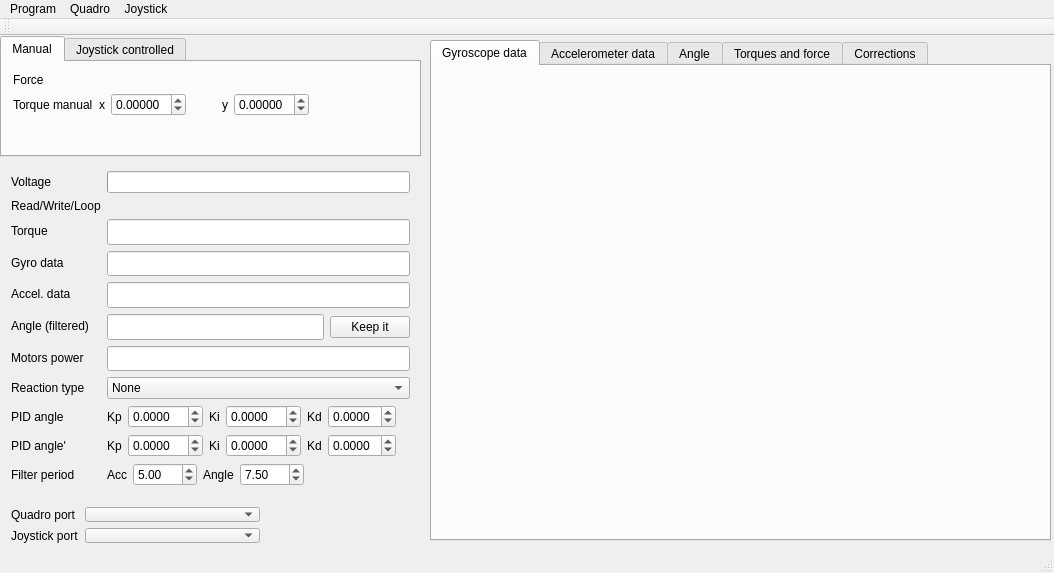
The window that control/qt/quadro.ui (it-workshop/Quadrocopter) describes before a commit, drawn with Qt 5.
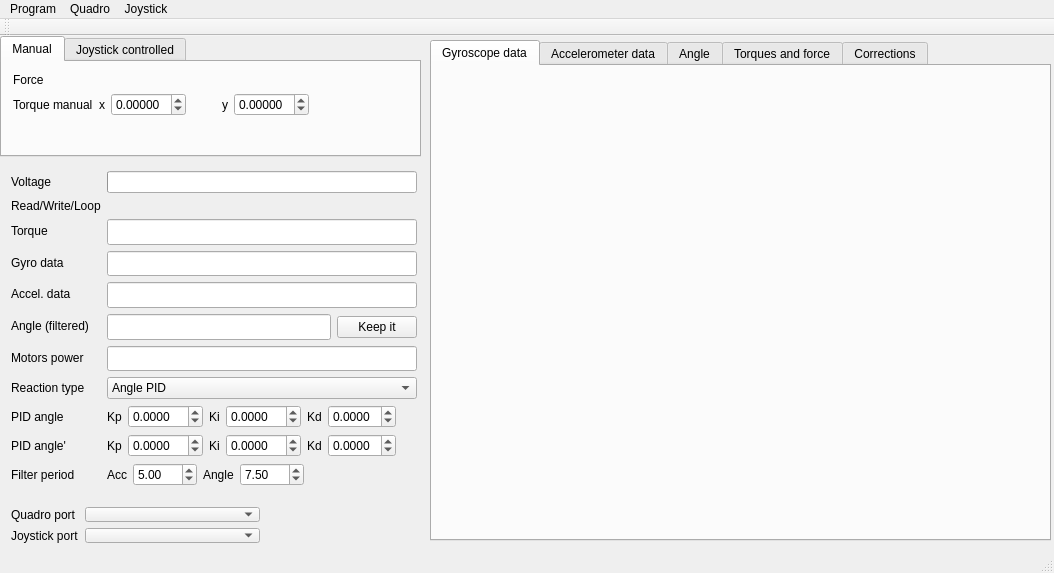
The same window after the commit. Custom widgets are drawn as their Qt base class.

```diff
--- a/control/qt/quadro.ui
+++ b/control/qt/quadro.ui
@@ -313,7 +313,7 @@
      <rect>
       <x>0</x>
       <y>124</y>
-      <width>421</width>
+      <width>428</width>
       <height>337</height>
      </rect>
     </property>
@@ -461,7 +461,7 @@
      <item row="8" column="1">
       <widget class="QComboBox" name="reaction_type">
        <property name="currentIndex">
-        <number>0</number>
+        <number>3</number>
        </property>
        <item>
         <property name="text">
```
